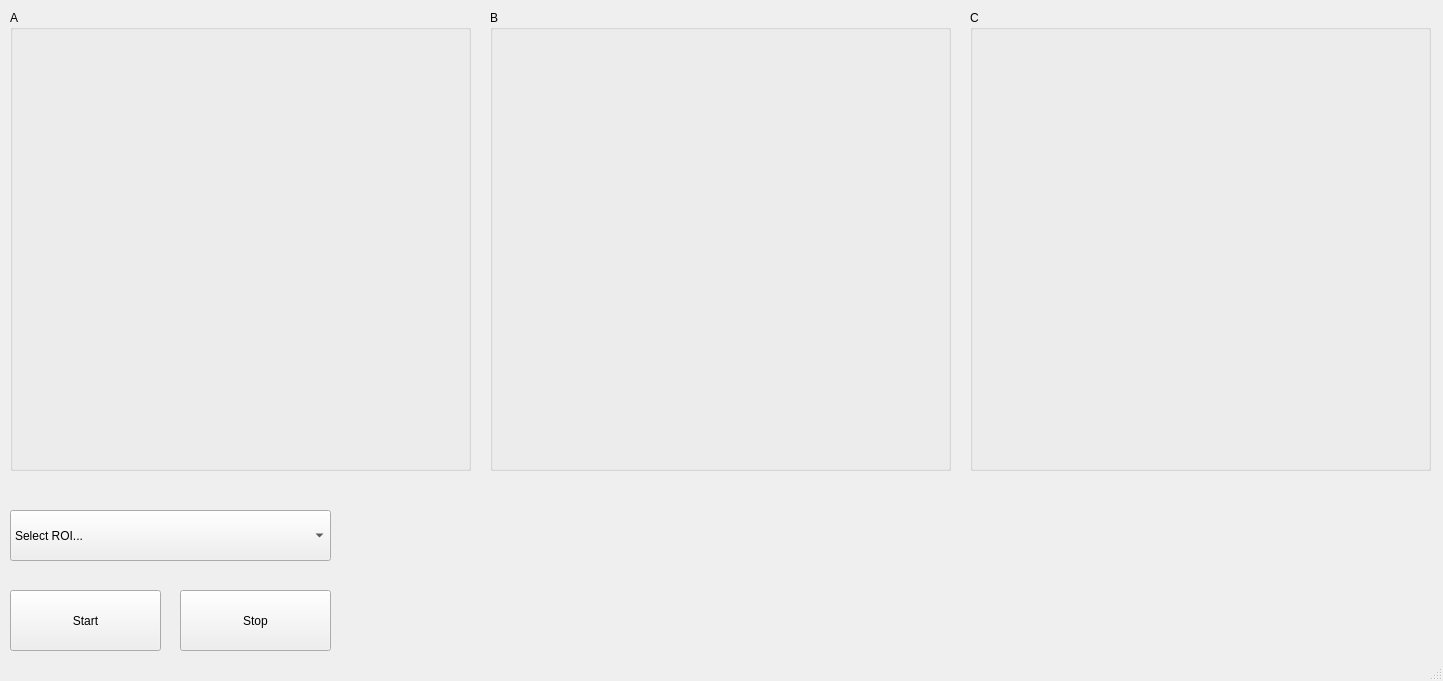
First picture: the form in gui/analysis_window.ui, repository AdvancedPhotonSource/DashPVA, before the edit.
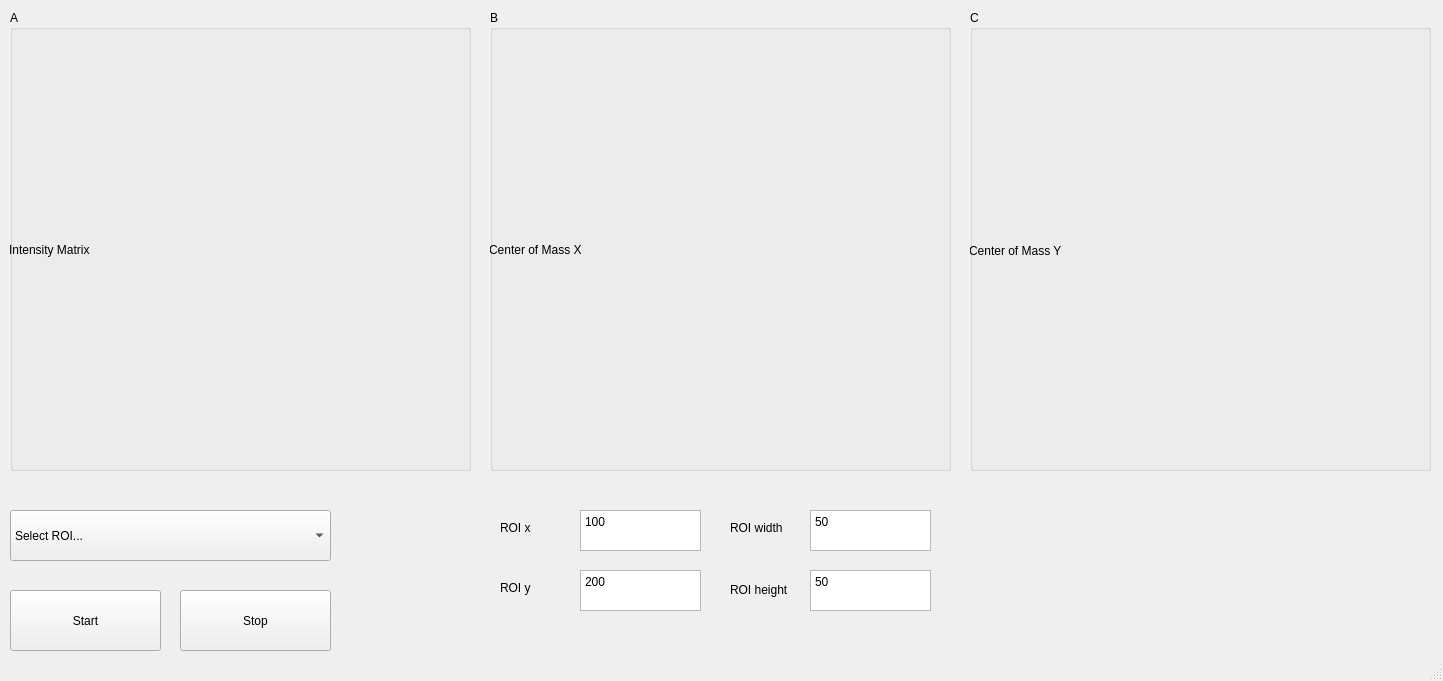
Second picture: the form after the edit.

Commit message: first time real time analysis working with Qlabel

```diff
--- a/gui/analysis_window.ui
+++ b/gui/analysis_window.ui
@@ -35,7 +35,21 @@
        <height>441</height>
       </rect>
      </property>
-     <layout class="QGridLayout" name="grid_a"/>
+     <layout class="QGridLayout" name="grid_a">
+      <item row="0" column="0">
+       <widget class="QLabel" name="intensity_matrix">
+        <property name="sizePolicy">
+         <sizepolicy hsizetype="Expanding" vsizetype="MinimumExpanding">
+          <horstretch>0</horstretch>
+          <verstretch>0</verstretch>
+         </sizepolicy>
+        </property>
+        <property name="text">
+         <string>Intensity Matrix</string>
+        </property>
+       </widget>
+      </item>
+     </layout>
     </widget>
    </widget>
    <widget class="QGroupBox" name="gbox_b">
@@ -59,7 +73,21 @@
        <height>441</height>
       </rect>
      </property>
-     <layout class="QGridLayout" name="grid_b"/>
+     <layout class="QGridLayout" name="grid_b">
+      <item row="0" column="0">
+       <widget class="QLabel" name="center_of_mass_x">
+        <property name="sizePolicy">
+         <sizepolicy hsizetype="Expanding" vsizetype="MinimumExpanding">
+          <horstretch>0</horstretch>
+          <verstretch>0</verstretch>
+         </sizepolicy>
+        </property>
+        <property name="text">
+         <string>Center of Mass X</string>
+        </property>
+       </widget>
+      </item>
+     </layout>
     </widget>
    </widget>
    <widget class="QGroupBox" name="gbox_c">
@@ -83,7 +111,21 @@
        <height>441</height>
       </rect>
      </property>
-     <layout class="QGridLayout" name="grid_c"/>
+     <layout class="QGridLayout" name="grid_c">
+      <item row="0" column="0">
+       <widget class="QLabel" name="center_of_mass_y">
+        <property name="sizePolicy">
+         <sizepolicy hsizetype="Expanding" vsizetype="MinimumExpanding">
+          <horstretch>0</horstretch>
+          <verstretch>0</verstretch>
+         </sizepolicy>
+        </property>
+        <property name="text">
+         <string>Center of Mass Y</string>
+        </property>
+       </widget>
+      </item>
+     </layout>
     </widget>
    </widget>
    <widget class="QComboBox" name="cbox_select_roi">
@@ -127,6 +169,110 @@
      <string>Stop</string>
     </property>
    </widget>
+   <widget class="QPlainTextEdit" name="roi_x">
+    <property name="geometry">
+     <rect>
+      <x>580</x>
+      <y>510</y>
+      <width>121</width>
+      <height>41</height>
+     </rect>
+    </property>
+    <property name="plainText">
+     <string>100</string>
+    </property>
+   </widget>
+   <widget class="QPlainTextEdit" name="roi_y">
+    <property name="geometry">
+     <rect>
+      <x>580</x>
+      <y>570</y>
+      <width>121</width>
+      <height>41</height>
+     </rect>
+    </property>
+    <property name="plainText">
+     <string>200</string>
+    </property>
+   </widget>
+   <widget class="QPlainTextEdit" name="roi_width">
+    <property name="geometry">
+     <rect>
+      <x>810</x>
+      <y>510</y>
+      <width>121</width>
+      <height>41</height>
+     </rect>
+    </property>
+    <property name="plainText">
+     <string>50</string>
+    </property>
+   </widget>
+   <widget class="QPlainTextEdit" name="roi_height">
+    <property name="geometry">
+     <rect>
+      <x>810</x>
+      <y>570</y>
+      <width>121</width>
+      <height>41</height>
+     </rect>
+    </property>
+    <property name="plainText">
+     <string>50</string>
+    </property>
+   </widget>
+   <widget class="QLabel" name="label">
+    <property name="geometry">
+     <rect>
+      <x>500</x>
+      <y>520</y>
+      <width>60</width>
+      <height>16</height>
+     </rect>
+    </property>
+    <property name="text">
+     <string>ROI x</string>
+    </property>
+   </widget>
+   <widget class="QLabel" name="label_2">
+    <property name="geometry">
+     <rect>
+      <x>500</x>
+      <y>580</y>
+      <width>60</width>
+      <height>16</height>
+     </rect>
+    </property>
+    <property name="text">
+     <string>ROI y</string>
+    </property>
+   </widget>
+   <widget class="QLabel" name="label_3">
+    <property name="geometry">
+     <rect>
+      <x>730</x>
+      <y>520</y>
+      <width>60</width>
+      <height>16</height>
+     </rect>
+    </property>
+    <property name="text">
+     <string>ROI width</string>
+    </property>
+   </widget>
+   <widget class="QLabel" name="label_4">
+    <property name="geometry">
+     <rect>
+      <x>730</x>
+      <y>580</y>
+      <width>71</width>
+      <height>20</height>
+     </rect>
+    </property>
+    <property name="text">
+     <string>ROI height</string>
+    </property>
+   </widget>
   </widget>
   <widget class="QStatusBar" name="statusbar"/>
  </widget>
```
The commit also changes 3 other files.
